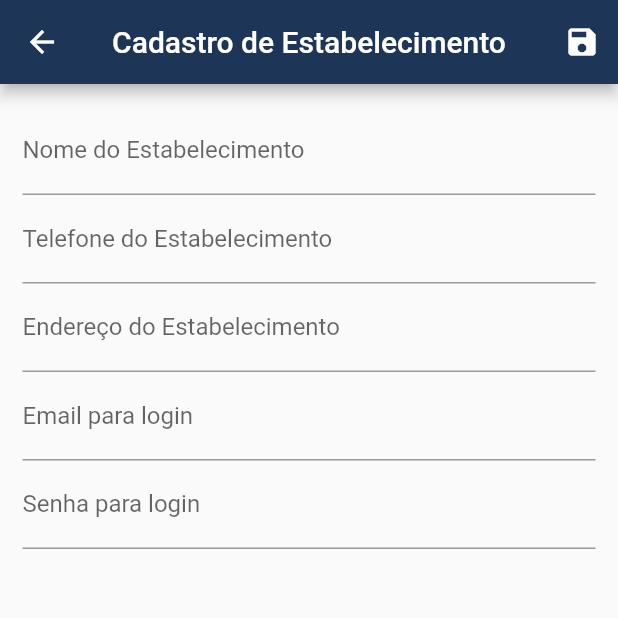
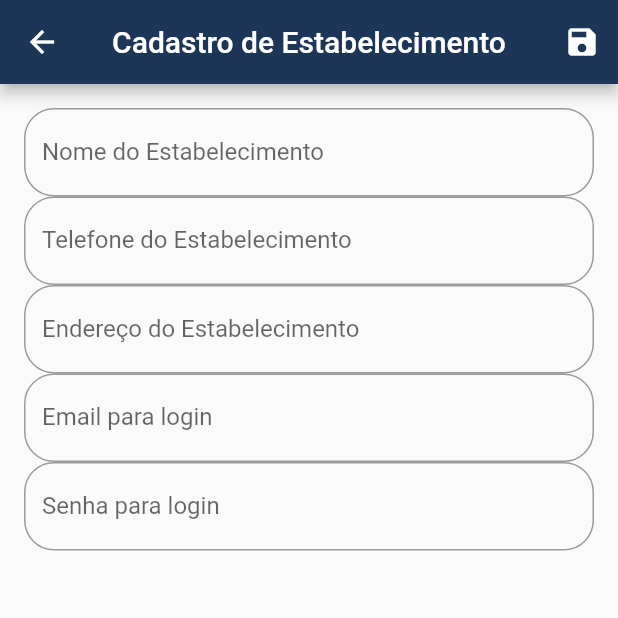
Before and after one commit to fonseca741/9794-AS, a Flutter app: the EstabelecimentoForms screen opened by its route, on a phone screen of 412 x 824 dp, the top half of it. Run offline on Flutter 3.47's test engine with Material 2 defaults, Android fonts, the phone set to English and light mode, and no system bars; our stand-ins replace font_awesome_flutter.

Commit message:
Começo tela de login

```diff
--- a/lib/main.dart
+++ b/lib/main.dart
@@ -4,6 +4,7 @@ import 'package:iclothes/views/ListEstabelecimentos.dart';
 import 'package:iclothes/provider/providerEstabelecimentos.dart';
 import 'package:iclothes/views/Home.dart';
 import 'package:iclothes/views/CadastroEstabelecimentos.dart';
+import 'package:iclothes/views/Login.dart';
 import 'package:provider/provider.dart';
 
 void main() {
@@ -27,6 +28,7 @@ class MyApp extends StatelessWidget {
           visualDensity: VisualDensity.adaptivePlatformDensity,
         ),
         routes: {
+          AppRoutes.LOGIN: (_) => Login(),
           AppRoutes.HOME: (_) => Home(),
           AppRoutes.LIST_ESTABELECIMENTOS: (_) => ListEstabelecimentos(),
           AppRoutes.ESTABELECIMENTOS_FORMS: (_) => EstabelecimentoForms()
--- a/lib/routes/app_routes.dart
+++ b/lib/routes/app_routes.dart
@@ -1,5 +1,6 @@
 class AppRoutes {
-  static const HOME = '/';
+  static const LOGIN = '/';
+  static const HOME = '/Home';
   static const LIST_ESTABELECIMENTOS = '/ListEstabelecimentos';
   static const ESTABELECIMENTOS_FORMS = '/estabelecimento-forms';
 }
--- a/lib/views/CadastroEstabelecimentos.dart
+++ b/lib/views/CadastroEstabelecimentos.dart
@@ -66,7 +66,7 @@ class _EstabelecimentoFormsState extends State<EstabelecimentoForms> {
         ],
       ),
       body: Padding(
-        padding: EdgeInsets.all(15),
+        padding: EdgeInsets.all(16),
         child: Form(
           key: _form,
           child: Column(
@@ -74,8 +74,11 @@ class _EstabelecimentoFormsState extends State<EstabelecimentoForms> {
               TextFormField(
                 initialValue: _formData['nome'],
                 keyboardType: TextInputType.name,
-                decoration:
-                    InputDecoration(labelText: 'Nome do Estabelecimento'),
+                decoration: InputDecoration(
+                    labelText: 'Nome do Estabelecimento',
+                    border: new OutlineInputBorder(
+                        borderRadius:
+                            const BorderRadius.all(const Radius.circular(20)))),
                 validator: (value) {
                   if (value.trim().isEmpty) {
                     return 'Insira o nome do Estabelecimento';
@@ -89,8 +92,11 @@ class _EstabelecimentoFormsState extends State<EstabelecimentoForms> {
               TextFormField(
                 initialValue: _formData['tel'],
                 keyboardType: TextInputType.phone,
-                decoration:
-                    InputDecoration(labelText: 'Telefone do Estabelecimento'),
+                decoration: InputDecoration(
+                    labelText: 'Telefone do Estabelecimento',
+                    border: new OutlineInputBorder(
+                        borderRadius:
+                            const BorderRadius.all(const Radius.circular(20)))),
                 validator: (value) {
                   if (value.trim().isEmpty) {
                     return 'Insira o telefone do Estabelecimento';
@@ -104,8 +110,11 @@ class _EstabelecimentoFormsState extends State<EstabelecimentoForms> {
               TextFormField(
                 initialValue: _formData['end'],
                 keyboardType: TextInputType.streetAddress,
-                decoration:
-                    InputDecoration(labelText: 'Endereço do Estabelecimento'),
+                decoration: InputDecoration(
+                    labelText: 'Endereço do Estabelecimento',
+                    border: new OutlineInputBorder(
+                        borderRadius:
+                            const BorderRadius.all(const Radius.circular(20)))),
                 validator: (value) {
                   if (value.trim().isEmpty) {
                     return 'Insira o endereço do Estabelecimento';
@@ -119,7 +128,11 @@ class _EstabelecimentoFormsState extends State<EstabelecimentoForms> {
               TextFormField(
                 initialValue: _formData['email'],
                 keyboardType: TextInputType.emailAddress,
-                decoration: InputDecoration(labelText: 'Email para login'),
+                decoration: InputDecoration(
+                    labelText: 'Email para login',
+                    border: new OutlineInputBorder(
+                        borderRadius:
+                            const BorderRadius.all(const Radius.circular(20)))),
                 validator: (value) {
                   if (value.trim().isEmpty) {
                     return 'Insira um email para login';
@@ -134,7 +147,11 @@ class _EstabelecimentoFormsState extends State<EstabelecimentoForms> {
               ),
               TextFormField(
                 initialValue: _formData['senha'],
-                decoration: InputDecoration(labelText: 'Senha para login'),
+                decoration: InputDecoration(
+                    labelText: 'Senha para login',
+                    border: new OutlineInputBorder(
+                        borderRadius:
+                            const BorderRadius.all(const Radius.circular(20)))),
                 obscureText: true,
                 enableSuggestions: false,
                 autocorrect: false,
```
Also changed, not shown: lib/views/Login.dart (added, +110 -0 lines), pubspec.yaml (+3 -4 lines), lib/assets/foto_login.jpeg (added), 4 other files.
